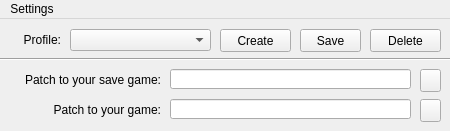
Old version of the form GUI_main.ui in the repository KuFoX-kfx/PZ_CMF.
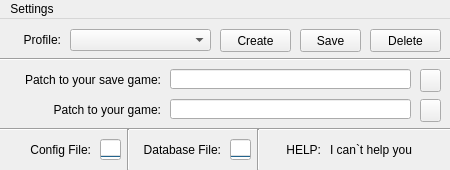
New version of the form.

What changed in the file:
```diff
--- a/GUI_main.ui
+++ b/GUI_main.ui
@@ -7,7 +7,7 @@
     <x>0</x>
     <y>0</y>
     <width>450</width>
-    <height>131</height>
+    <height>170</height>
    </rect>
   </property>
   <property name="windowTitle">
@@ -185,6 +185,150 @@
      </rect>
     </property>
    </widget>
+   <widget class="Line" name="LN_2">
+    <property name="geometry">
+     <rect>
+      <x>0</x>
+      <y>100</y>
+      <width>451</width>
+      <height>21</height>
+     </rect>
+    </property>
+    <property name="orientation">
+     <enum>Qt::Horizontal</enum>
+    </property>
+   </widget>
+   <widget class="QProgressBar" name="PRGRSBR_DBF">
+    <property name="geometry">
+     <rect>
+      <x>230</x>
+      <y>120</y>
+      <width>21</width>
+      <height>21</height>
+     </rect>
+    </property>
+    <property name="maximum">
+     <number>1</number>
+    </property>
+    <property name="value">
+     <number>-1</number>
+    </property>
+    <property name="textVisible">
+     <bool>false</bool>
+    </property>
+    <property name="orientation">
+     <enum>Qt::Vertical</enum>
+    </property>
+   </widget>
+   <widget class="QLabel" name="LBL_DBF">
+    <property name="geometry">
+     <rect>
+      <x>130</x>
+      <y>120</y>
+      <width>91</width>
+      <height>21</height>
+     </rect>
+    </property>
+    <property name="text">
+     <string>Database File:</string>
+    </property>
+    <property name="alignment">
+     <set>Qt::AlignRight|Qt::AlignTrailing|Qt::AlignVCenter</set>
+    </property>
+   </widget>
+   <widget class="QProgressBar" name="PRGRSBR_CF">
+    <property name="geometry">
+     <rect>
+      <x>100</x>
+      <y>120</y>
+      <width>21</width>
+      <height>21</height>
+     </rect>
+    </property>
+    <property name="maximum">
+     <number>1</number>
+    </property>
+    <property name="value">
+     <number>-1</number>
+    </property>
+    <property name="textVisible">
+     <bool>false</bool>
+    </property>
+    <property name="orientation">
+     <enum>Qt::Vertical</enum>
+    </property>
+   </widget>
+   <widget class="QLabel" name="LBL_CF">
+    <property name="geometry">
+     <rect>
+      <x>10</x>
+      <y>120</y>
+      <width>81</width>
+      <height>21</height>
+     </rect>
+    </property>
+    <property name="text">
+     <string>Config File:</string>
+    </property>
+    <property name="alignment">
+     <set>Qt::AlignRight|Qt::AlignTrailing|Qt::AlignVCenter</set>
+    </property>
+   </widget>
+   <widget class="Line" name="LN_3">
+    <property name="geometry">
+     <rect>
+      <x>120</x>
+      <y>110</y>
+      <width>16</width>
+      <height>41</height>
+     </rect>
+    </property>
+    <property name="orientation">
+     <enum>Qt::Vertical</enum>
+    </property>
+   </widget>
+   <widget class="Line" name="LN_4">
+    <property name="geometry">
+     <rect>
+      <x>250</x>
+      <y>110</y>
+      <width>16</width>
+      <height>41</height>
+     </rect>
+    </property>
+    <property name="orientation">
+     <enum>Qt::Vertical</enum>
+    </property>
+   </widget>
+   <widget class="QLabel" name="LBL_Help">
+    <property name="geometry">
+     <rect>
+      <x>270</x>
+      <y>120</y>
+      <width>51</width>
+      <height>21</height>
+     </rect>
+    </property>
+    <property name="text">
+     <string>HELP:</string>
+    </property>
+    <property name="alignment">
+     <set>Qt::AlignRight|Qt::AlignTrailing|Qt::AlignVCenter</set>
+    </property>
+   </widget>
+   <widget class="QLabel" name="LBLE_Help">
+    <property name="geometry">
+     <rect>
+      <x>330</x>
+      <y>120</y>
+      <width>121</width>
+      <height>21</height>
+     </rect>
+    </property>
+    <property name="text">
+     <string>I can`t help you</string>
+    </property>
+   </widget>
   </widget>
   <widget class="QMenuBar" name="menuBar">
    <property name="geometry">
```
Left out of the diff: 37 changed lines with no effect on the pictures.
